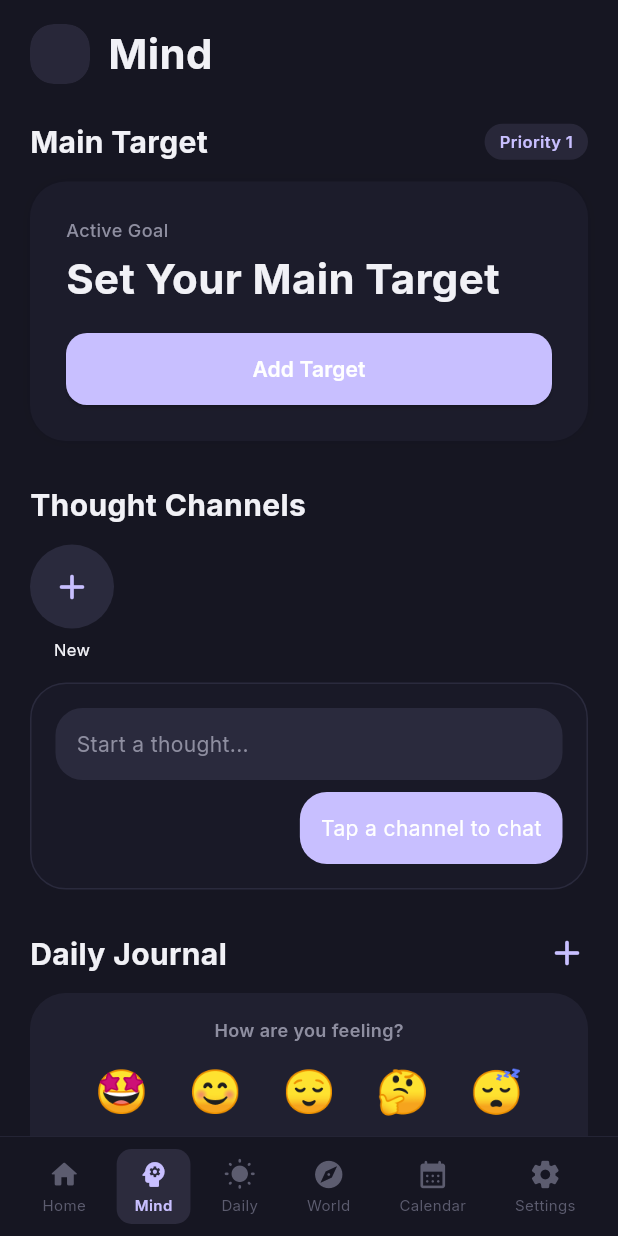
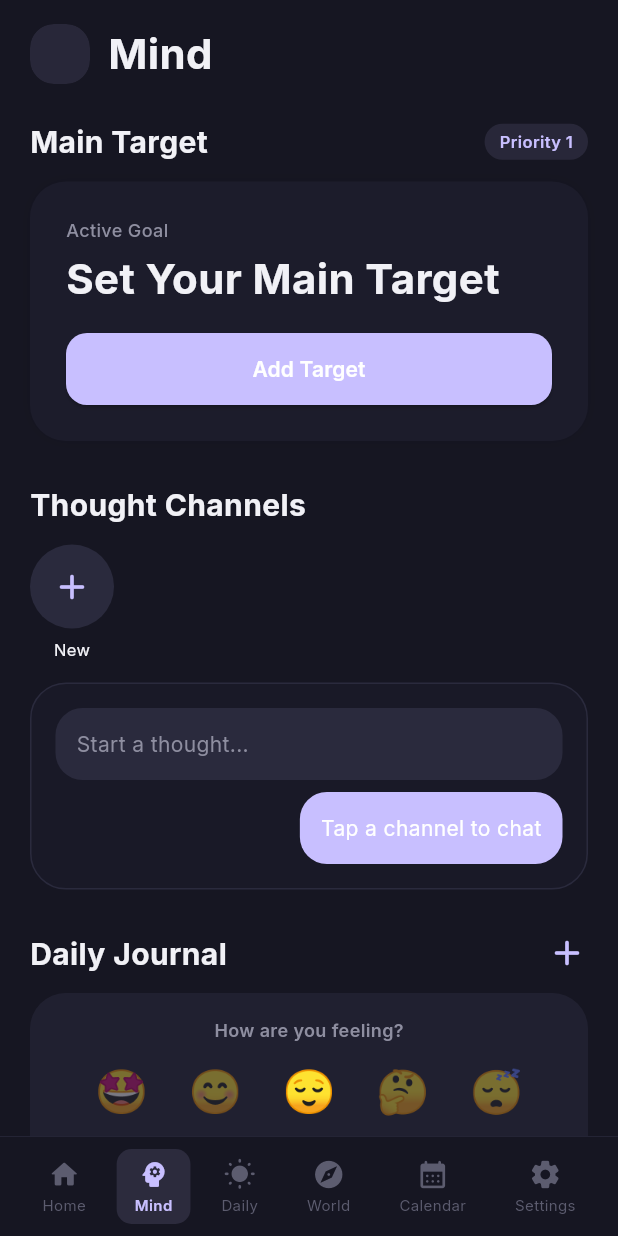
Before and after one commit to the3hosein/clarity-flutter, a Flutter app: the screen it shows after launch, item 2 of the bottom bar chosen, on a phone screen of 412 x 824 dp. Run offline on Flutter 3.47's test engine with Material 3 defaults, Android fonts, the phone set to English and light mode, and no system bars; our stand-ins replace google_fonts, shared_preferences; network calls fail.

Commit message:
Fix TextStyle.opacity -> Opacity widget

```diff
--- a/lib/screens/mind/mind_screen.dart
+++ b/lib/screens/mind/mind_screen.dart
@@ -304,7 +304,10 @@ class MindScreen extends StatelessWidget {
   Widget _moodEmoji(BuildContext c, String emoji, int value, MindProvider mind) {
     return GestureDetector(
       onTap: () => mind.setCurrentMood(value),
-      child: Text(emoji, style: TextStyle(fontSize: 28, opacity: mind.currentMood == value ? 1.0 : 0.4)),
+      child: Opacity(
+        opacity: mind.currentMood == value ? 1.0 : 0.4,
+        child: Text(emoji, style: const TextStyle(fontSize: 28)),
+      ),
     );
   }
 
```
